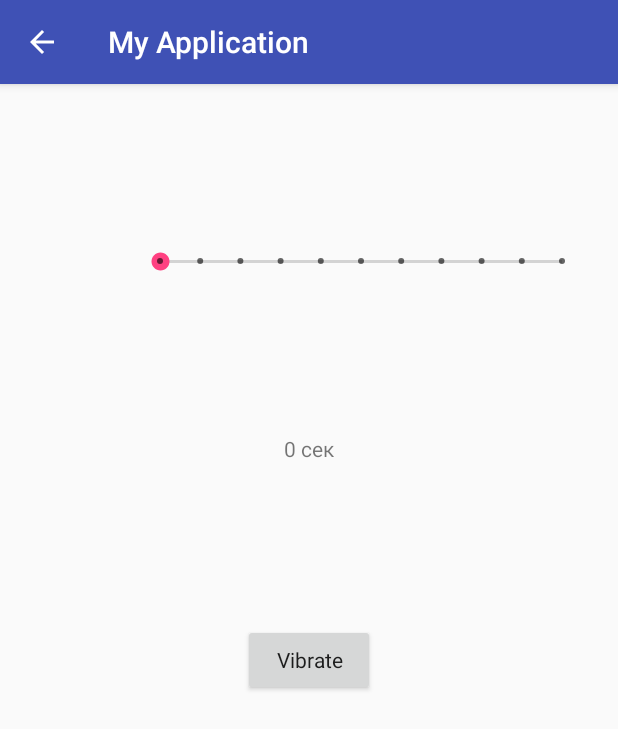
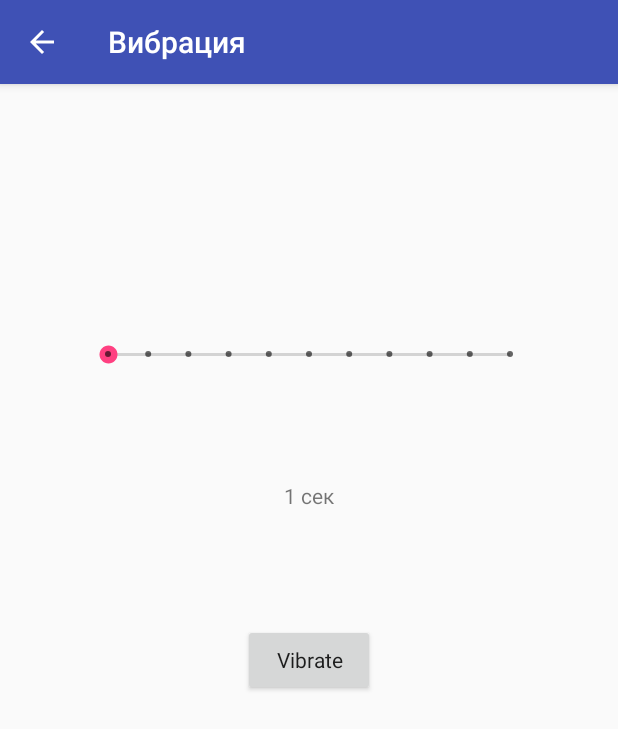
Before and after one commit to Angainor17/AppForUniver, an Android app: the screen it shows after launch (VibrationActivity), after a tap on "VIBRO", on a phone screen of 412 x 824 dp. Shown: the top 729 px of the screen. Run offline under Robolectric (Android 15) with nearby library versions, the phone set to English and light mode, and no system bars.

Commit message:
Комментарии и мелкие фиксы

```diff
--- a/app/src/main/java/com/example/admin/myapplication/BrowserActivity.java
+++ b/app/src/main/java/com/example/admin/myapplication/BrowserActivity.java
@@ -27,7 +27,6 @@ public class BrowserActivity extends AppCompatActivity {
         button = findViewById(R.id.buttonGo);
         editText = findViewById(R.id.editText);
         webView = findViewById(R.id.webView);
-//        webView.getSettings().setJavaScriptEnabled(true);
 
         webView.setWebViewClient(new WebViewClient());
 
--- a/app/src/main/java/com/example/admin/myapplication/MainActivity.java
+++ b/app/src/main/java/com/example/admin/myapplication/MainActivity.java
@@ -5,6 +5,7 @@ import android.os.Bundle;
 import android.support.v7.app.AppCompatActivity;
 import android.view.View;
 import android.widget.Button;
+
 
 public class MainActivity extends AppCompatActivity {
 
@@ -15,13 +16,14 @@ public class MainActivity extends AppCompatActivity {
     @Override
     protected void onCreate(Bundle savedInstanceState) {
         super.onCreate(savedInstanceState);
-        setContentView(R.layout.activity_main);
+        setContentView(R.layout.activity_main);// привязка Актвити и Layout XML файла
 
-        buttonVibration = findViewById(R.id.buttonVibro);
+        buttonVibration = findViewById(R.id.buttonVibro); // поиск по заданому XML файлу вьюшки
+
         buttonVibration.setOnClickListener(new View.OnClickListener() {
             @Override
             public void onClick(View view) {
-                Intent intent = new Intent(getApplicationContext(), VibrationActivity.class);
+                Intent intent = new Intent(getApplicationContext(), VibrationActivity.class);//intent что-то вроде описания события, в данном случае запуск Activity
                 startActivity(intent);
             }
         });
--- a/app/src/main/java/com/example/admin/myapplication/VibrationActivity.java
+++ b/app/src/main/java/com/example/admin/myapplication/VibrationActivity.java
@@ -17,12 +17,12 @@ public class VibrationActivity extends AppCompatActivity {
     SeekBar seekBar;
     TextView textView;
 
-
     @Override
     protected void onCreate(Bundle savedInstanceState) {
         super.onCreate(savedInstanceState);
-        ActionBar actionBar = getSupportActionBar();
-        actionBar.setDisplayHomeAsUpEnabled(true);
+        ActionBar actionBar = getSupportActionBar();//верхняя панелька
+        actionBar.setTitle("Вибрация");//название на верхней панельке
+        actionBar.setDisplayHomeAsUpEnabled(true); //отображение кнопки назад на верхней панельке
 
         setContentView(R.layout.activity_vibro);
         button = findViewById(R.id.button);
@@ -56,7 +56,7 @@ public class VibrationActivity extends AppCompatActivity {
 
     @Override
     public boolean onOptionsItemSelected(MenuItem item) {
-        if (item.getItemId() == android.R.id.home) {
+        if (item.getItemId() == android.R.id.home) {//распознаёт нажатие на иконку назад в actionBar и вызывает обработчик нажатия кнопки назад
             super.onBackPressed();
         }
         return super.onOptionsItemSelected(item);
@@ -64,7 +64,7 @@ public class VibrationActivity extends AppCompatActivity {
 
 
     private void vibrate(int milliSec) {
-        Vibrator v = (Vibrator) getSystemService(Context.VIBRATOR_SERVICE);
+        Vibrator v = (Vibrator) getSystemService(Context.VIBRATOR_SERVICE);//получаем системный сервис
         v.vibrate(milliSec);
     }
 }
--- a/app/src/main/res/layout/activity_vibro.xml
+++ b/app/src/main/res/layout/activity_vibro.xml
@@ -1,11 +1,10 @@
 <?xml version="1.0" encoding="utf-8"?>
-<android.support.constraint.ConstraintLayout
-        xmlns:android="http://schemas.android.com/apk/res/android"
+<android.support.constraint.ConstraintLayout xmlns:android="http://schemas.android.com/apk/res/android"
     xmlns:app="http://schemas.android.com/apk/res-auto"
     xmlns:tools="http://schemas.android.com/tools"
     android:layout_width="match_parent"
     android:layout_height="match_parent"
-        tools:context="com.example.admin.myapplication.MainActivity">
+    tools:context="com.example.admin.myapplication.VibrationActivity">
 
     <TextView
         android:id="@+id/textView2"
@@ -15,7 +14,7 @@
         app:layout_constraintBottom_toBottomOf="parent"
         app:layout_constraintLeft_toLeftOf="parent"
         app:layout_constraintRight_toRightOf="parent"
-            app:layout_constraintTop_toTopOf="parent"/>
+        app:layout_constraintTop_toTopOf="parent" />
 
     <Button
         android:id="@+id/button"
@@ -28,7 +27,7 @@
         app:layout_constraintBottom_toBottomOf="parent"
         app:layout_constraintLeft_toLeftOf="parent"
         app:layout_constraintRight_toRightOf="parent"
-            app:layout_constraintTop_toTopOf="parent"/>
+        app:layout_constraintTop_toTopOf="parent" />
 
     <SeekBar
         android:id="@+id/seekBar2"
@@ -43,10 +42,10 @@
         android:progress="1"
         app:layout_constraintBottom_toTopOf="@+id/button"
         app:layout_constraintEnd_toEndOf="parent"
+        app:layout_constraintLeft_toLeftOf="parent"
+        app:layout_constraintRight_toRightOf="parent"
         app:layout_constraintStart_toStartOf="parent"
-            app:layout_constraintTop_toTopOf="parent" app:layout_constraintVertical_bias="0.313"
-            app:layout_constraintLeft_toLeftOf="parent" app:layout_constraintRight_toRightOf="parent"
-            app:layout_constraintHorizontal_bias="0.809"/>
+        app:layout_constraintTop_toTopOf="parent" />
 
     <TextView
         android:id="@+id/textView"
@@ -57,12 +56,13 @@
         android:layout_marginEnd="8dp"
         android:layout_marginStart="8dp"
         android:layout_marginTop="8dp"
-            android:text="0 сек"
+        android:text="1 сек"
+
         app:layout_constraintBottom_toTopOf="@+id/button"
         app:layout_constraintEnd_toEndOf="parent"
         app:layout_constraintLeft_toLeftOf="parent"
         app:layout_constraintRight_toRightOf="parent"
         app:layout_constraintStart_toStartOf="parent"
-            app:layout_constraintTop_toBottomOf="@+id/seekBar2"/>
+        app:layout_constraintTop_toBottomOf="@+id/seekBar2" />
 
 </android.support.constraint.ConstraintLayout>
--- a/app/src/main/res/values/colors.xml
+++ b/app/src/main/res/values/colors.xml
@@ -4,4 +4,5 @@
     <color name="colorPrimaryDark">#303F9F</color>
     <color name="colorAccent">#FF4081</color>
     <color name="flashBack">#286b65</color>
+    <color name="gray">#b5b9b9</color>
 </resources>
```
Also changed, not shown: app/src/main/java/com/example/admin/myapplication/TorchActivity.java (+8 -31 lines), app/src/main/res/layout/activity_browser.xml (+4 -4 lines), app/src/main/res/layout/activity_torch.xml (+3 -4 lines), app/src/main/ic_launcher1-web.png (added), app/src/main/res/mipmap-hdpi/ic_launcher1.png (added), app/src/main/res/mipmap-mdpi/ic_launcher1.png (added), app/src/main/res/mipmap-xhdpi/ic_launcher1.png (added), app/src/main/res/mipmap-xxhdpi/ic_launcher1.png (added), app/src/main/res/mipmap-xxxhdpi/ic_launcher1.png (added). Lines whose indentation alone changed are shown as unchanged.
